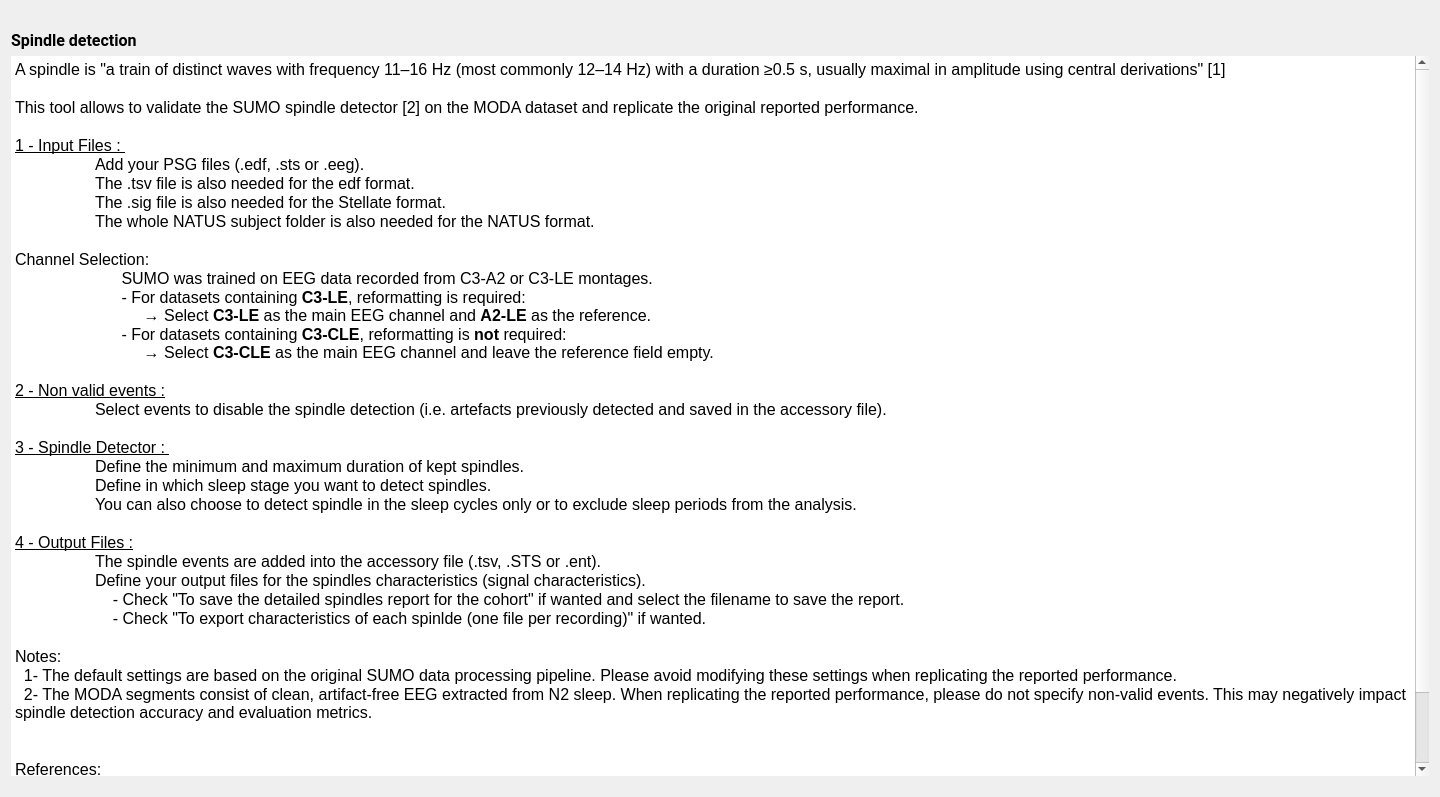
Before: the Qt Designer form tools/ValidateSnoozTools/ValidateSpindleDetectionSUMO/SpindleDetectionDoc/Ui_SpindleDetectionDoc.ui in klacourse/snooz-package-validation, drawn with Qt 5.
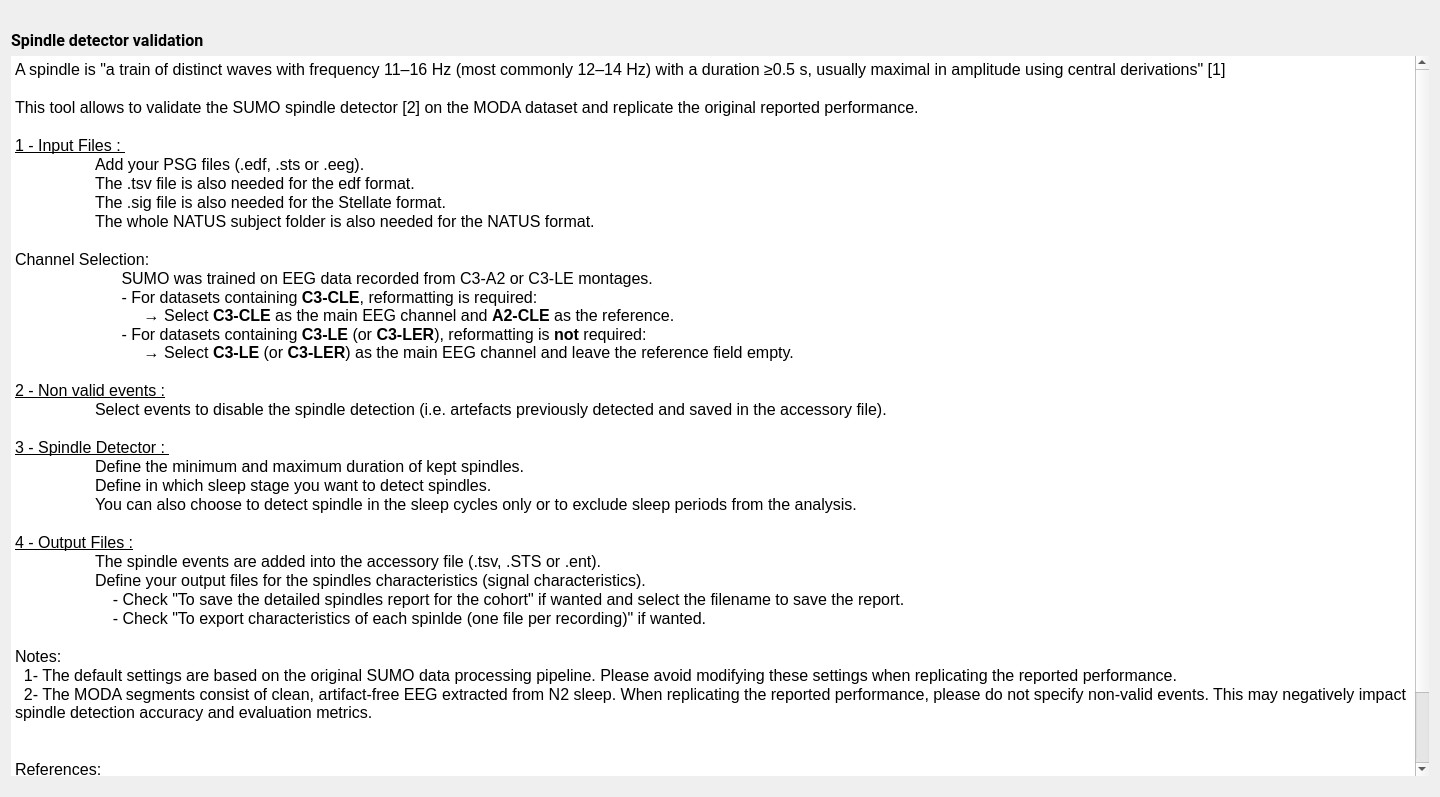
After: the same form once the commit is applied. Icons and pictures are not drawn.

Commit message: Modified the UI to remove some setting options

Patch:
```diff
--- a/tools/ValidateSnoozTools/ValidateSpindleDetectionSUMO/SpindleDetectionDoc/Ui_SpindleDetectionDoc.ui
+++ b/tools/ValidateSnoozTools/ValidateSpindleDetectionSUMO/SpindleDetectionDoc/Ui_SpindleDetectionDoc.ui
@@ -52,7 +52,7 @@
         </font>
        </property>
        <property name="text">
-        <string>&lt;html&gt;&lt;head/&gt;&lt;body&gt;&lt;p&gt;&lt;span style=&quot; font-weight:600;&quot;&gt;Spindle detection&lt;/span&gt;&lt;/p&gt;&lt;/body&gt;&lt;/html&gt;</string>
+        <string>&lt;html&gt;&lt;head/&gt;&lt;body&gt;&lt;p&gt;&lt;span style=&quot; font-weight:600;&quot;&gt;Spindle detector validation&lt;/span&gt;&lt;/p&gt;&lt;/body&gt;&lt;/html&gt;</string>
        </property>
       </widget>
      </item>
@@ -90,8 +90,8 @@
 &lt;p style=&quot; margin-top:0px; margin-bottom:0px; margin-left:0px; margin-right:0px; -qt-block-indent:0; text-indent:0px;&quot;&gt;                &lt;/p&gt;
 &lt;p style=&quot; margin-top:0px; margin-bottom:0px; margin-left:0px; margin-right:0px; -qt-block-indent:0; text-indent:0px;&quot;&gt;Channel Selection: &lt;/p&gt;
 &lt;p style=&quot; margin-top:0px; margin-bottom:0px; margin-left:0px; margin-right:0px; -qt-block-indent:0; text-indent:0px;&quot;&gt;                        SUMO was trained on EEG data recorded from C3-A2 or C3-LE montages.&lt;/p&gt;
-&lt;p style=&quot; margin-top:0px; margin-bottom:0px; margin-left:0px; margin-right:0px; -qt-block-indent:0; text-indent:0px;&quot;&gt;                        - For datasets containing &lt;span style=&quot; font-weight:700;&quot;&gt;C3-LE&lt;/span&gt;, reformatting is required:&lt;br /&gt;                             → Select &lt;span style=&quot; font-weight:700;&quot;&gt;C3-LE&lt;/span&gt; as the main EEG channel and &lt;span style=&quot; font-weight:700;&quot;&gt;A2-LE&lt;/span&gt; as the reference.&lt;/p&gt;
-&lt;p style=&quot; margin-top:0px; margin-bottom:0px; margin-left:0px; margin-right:0px; -qt-block-indent:0; text-indent:0px;&quot;&gt;                        - For datasets containing &lt;span style=&quot; font-weight:700;&quot;&gt;C3-CLE&lt;/span&gt;, reformatting is &lt;span style=&quot; font-weight:700;&quot;&gt;not&lt;/span&gt; required:&lt;br /&gt;                             → Select &lt;span style=&quot; font-weight:700;&quot;&gt;C3-CLE&lt;/span&gt; as the main EEG channel and leave the reference field empty.&lt;/p&gt;
+&lt;p style=&quot; margin-top:0px; margin-bottom:0px; margin-left:0px; margin-right:0px; -qt-block-indent:0; text-indent:0px;&quot;&gt;                        - For datasets containing &lt;span style=&quot; font-weight:700;&quot;&gt;C3-CLE&lt;/span&gt;, reformatting is required:&lt;br /&gt;                             → Select &lt;span style=&quot; font-weight:700;&quot;&gt;C3-CLE&lt;/span&gt; as the main EEG channel and &lt;span style=&quot; font-weight:700;&quot;&gt;A2-CLE&lt;/span&gt; as the reference.&lt;/p&gt;
+&lt;p style=&quot; margin-top:0px; margin-bottom:0px; margin-left:0px; margin-right:0px; -qt-block-indent:0; text-indent:0px;&quot;&gt;                        - For datasets containing &lt;span style=&quot; font-weight:700;&quot;&gt;C3-LE &lt;/span&gt;(or&lt;span style=&quot; font-weight:700;&quot;&gt; C3-LER&lt;/span&gt;), reformatting is &lt;span style=&quot; font-weight:700;&quot;&gt;not&lt;/span&gt; required:&lt;br /&gt;                             → Select &lt;span style=&quot; font-weight:700;&quot;&gt;C3-LE&lt;/span&gt; (or &lt;span style=&quot; font-weight:700;&quot;&gt;C3-LER&lt;/span&gt;)&lt;span style=&quot; font-weight:700;&quot;&gt; &lt;/span&gt;as the main EEG channel and leave the reference field empty.&lt;/p&gt;
 &lt;p style=&quot;-qt-paragraph-type:empty; margin-top:0px; margin-bottom:0px; margin-left:0px; margin-right:0px; -qt-block-indent:0; text-indent:0px;&quot;&gt;&lt;br /&gt;&lt;/p&gt;
 &lt;p style=&quot; margin-top:0px; margin-bottom:0px; margin-left:0px; margin-right:0px; -qt-block-indent:0; text-indent:0px;&quot;&gt;&lt;span style=&quot; text-decoration: underline;&quot;&gt;2 - Non valid events :&lt;/span&gt;&lt;/p&gt;
 &lt;p style=&quot; margin-top:0px; margin-bottom:0px; margin-left:0px; margin-right:0px; -qt-block-indent:0; text-indent:0px;&quot;&gt;	Select events to disable the spindle detection (i.e. artefacts previously detected and saved in the accessory file).&lt;/p&gt;
```
The commit also changes 7 other files.
